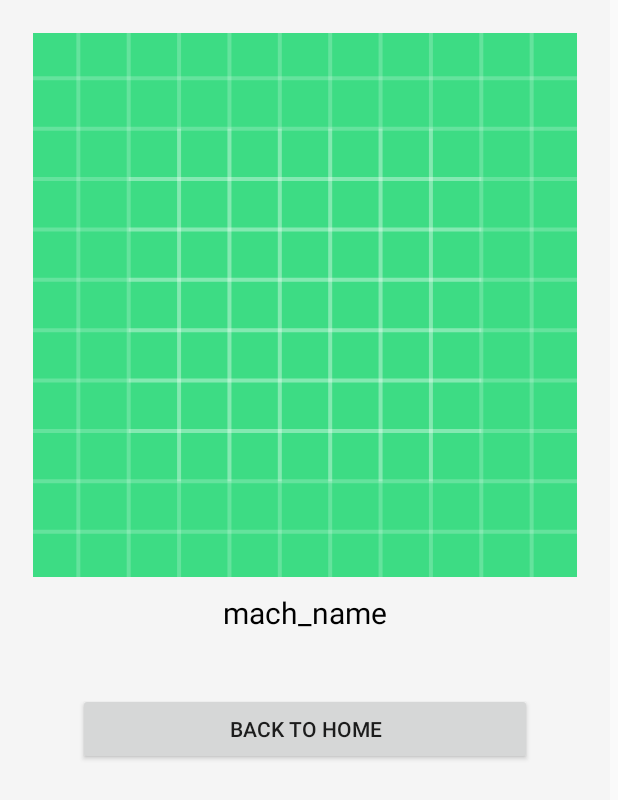
After one commit to TopDogIRE/PetAdoption, an Android app: the layout activity_review.xml on its own in the app's theme, with its tools: preview values and no code run, on a phone screen of 412 x 824 dp. The commit adds this screen. Shown: the top 800 px of the screen. Run offline under Robolectric (Android 15) with nearby library versions, the phone set to English and light mode, and no system bars.

Commit message:
First commit

```diff
--- a/app/build.gradle
+++ b/app/build.gradle
@@ -33,6 +33,8 @@ android {
 
 dependencies {
     implementation fileTree(dir: "libs", include: ["*.jar"])
+    implementation 'com.squareup.picasso:picasso:2.71828'
+
     implementation 'androidx.room:room-runtime:2.2.5'
     annotationProcessor 'androidx.room:room-compiler:2.2.5'
     androidTestImplementation 'androidx.room:room-testing:2.2.5'
--- a/app/src/main/res/layout/activity_post.xml
+++ b/app/src/main/res/layout/activity_post.xml
@@ -64,7 +64,7 @@
             android:layout_gravity="center"
             />
         <Button
-            android:id="@+id/postDog"
+            android:id="@+id/postButton"
             android:layout_width="match_parent"
             android:layout_height="wrap_content"
             android:onClick="postDog"
@@ -72,7 +72,7 @@
             android:layout_gravity="center"
             />
         <Button
-            android:id="@+id/cancel"
+            android:id="@+id/cancelButton"
             android:layout_width="match_parent"
             android:layout_height="wrap_content"
             android:onClick="backToAdoptions"
--- /dev/null
+++ b/app/src/main/res/layout/activity_review.xml
@@ -0,0 +1,55 @@
+<?xml version="1.0" encoding="utf-8"?>
+
+<LinearLayout xmlns:android="http://schemas.android.com/apk/res/android"
+    android:layout_width="match_parent"
+    android:layout_height="wrap_content"
+    android:layout_marginRight="5dp"
+    android:layout_marginBottom="20dp"
+    android:background="@color/browser_actions_bg_grey"
+    android:orientation="vertical"
+    android:padding="22dp"
+
+    android:paddingBottom="28dp">
+
+    <ImageView
+        android:id="@+id/img_review"
+        android:layout_width="match_parent"
+        android:layout_height="wrap_content"
+        android:layout_gravity="center_horizontal"
+        android:adjustViewBounds="true"
+        android:scaleType="centerCrop"
+        android:src="@drawable/ic_launcher_background"
+
+        />
+
+    <LinearLayout
+        android:layout_width="match_parent"
+        android:layout_height="wrap_content"
+        android:orientation="horizontal">
+
+        <TextView
+            android:id="@+id/petNameReview"
+            android:layout_width="match_parent"
+            android:layout_height="match_parent"
+            android:layout_margin="10dp"
+            android:gravity="center"
+            android:text="mach_name"
+            android:textAlignment="center"
+            android:textColor="@color/black"
+            android:textFontWeight="2"
+            android:textSize="20dp"
+            android:textStyle="bold" />
+
+
+
+
+    </LinearLayout>
+    <Button
+        android:layout_width="match_parent"
+        android:layout_height="match_parent"
+        android:id="@+id/returnButton"
+        android:layout_margin="30dp"
+        android:text="@string/back_to_home"
+        />
+
+</LinearLayout>
--- a/app/src/main/res/layout/adotion_card.xml
+++ b/app/src/main/res/layout/adotion_card.xml
@@ -9,6 +9,7 @@
     android:padding="22dp"
     android:paddingBottom="28dp"
     android:layout_marginBottom="20dp"
+
     xmlns:android="http://schemas.android.com/apk/res/android">
 
         <ImageView
@@ -19,6 +20,7 @@
             android:adjustViewBounds="true"
             android:src="@drawable/ic_launcher_background"
             android:layout_gravity="center_horizontal"
+
             />
 
         <LinearLayout
@@ -33,6 +35,7 @@
                 android:layout_margin="10dp"
                 android:text="mach_name"
                 android:textColor="@color/black"
+                android:gravity="center"
                 android:textSize="20dp"
                 android:textStyle="bold"
                 android:textFontWeight="2"/>
--- a/app/src/main/res/values/strings.xml
+++ b/app/src/main/res/values/strings.xml
@@ -17,4 +17,5 @@
     <string name="post_dog">Post</string>
     <string name="Post">Post your Dog</string>
     <string name="cancel">Cancel</string>
+    <string name="back_to_home">Back To Home</string>
 </resources>
```
Also changed, not shown: app/src/main/AndroidManifest.xml (+10 -13 lines), app/src/main/java/com/example/petadoption/AdoptionReview.java (added, +56 -0 lines), app/src/main/java/com/example/petadoption/Adoptions.java (+24 -10 lines), app/src/main/java/com/example/petadoption/AdotionsCardViewHolder.java (+8 -2 lines), app/src/main/java/com/example/petadoption/NewPostActivity.java (+53 -34 lines), app/src/main/res/layout/adoptions.xml (+4 -4 lines).
